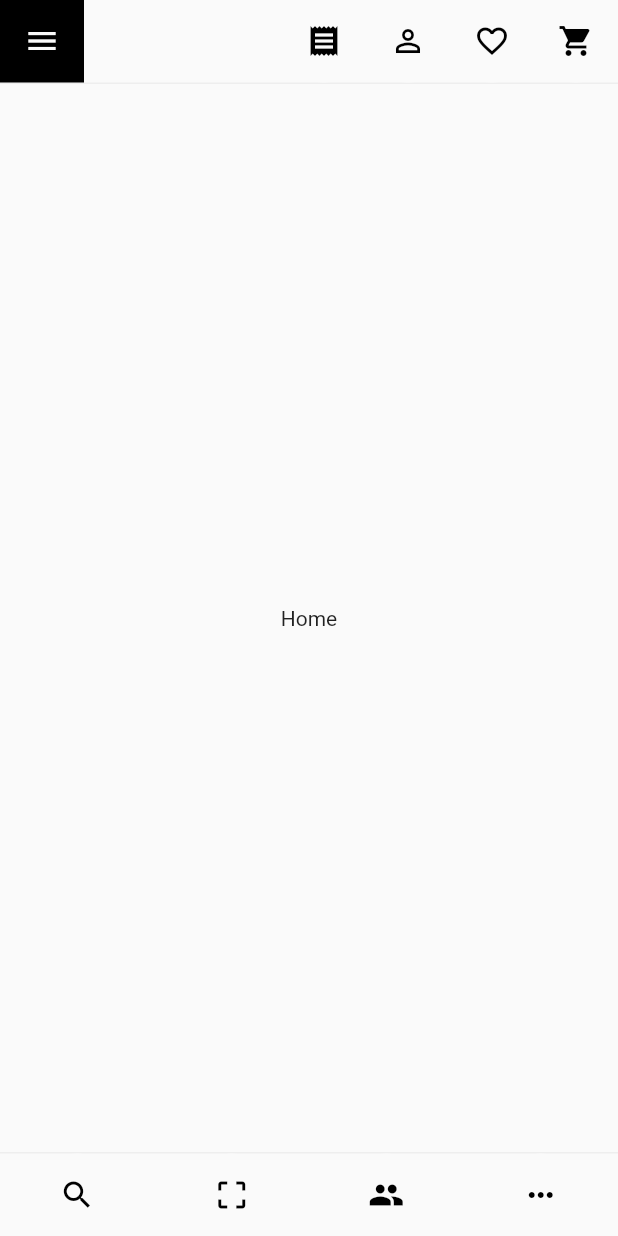
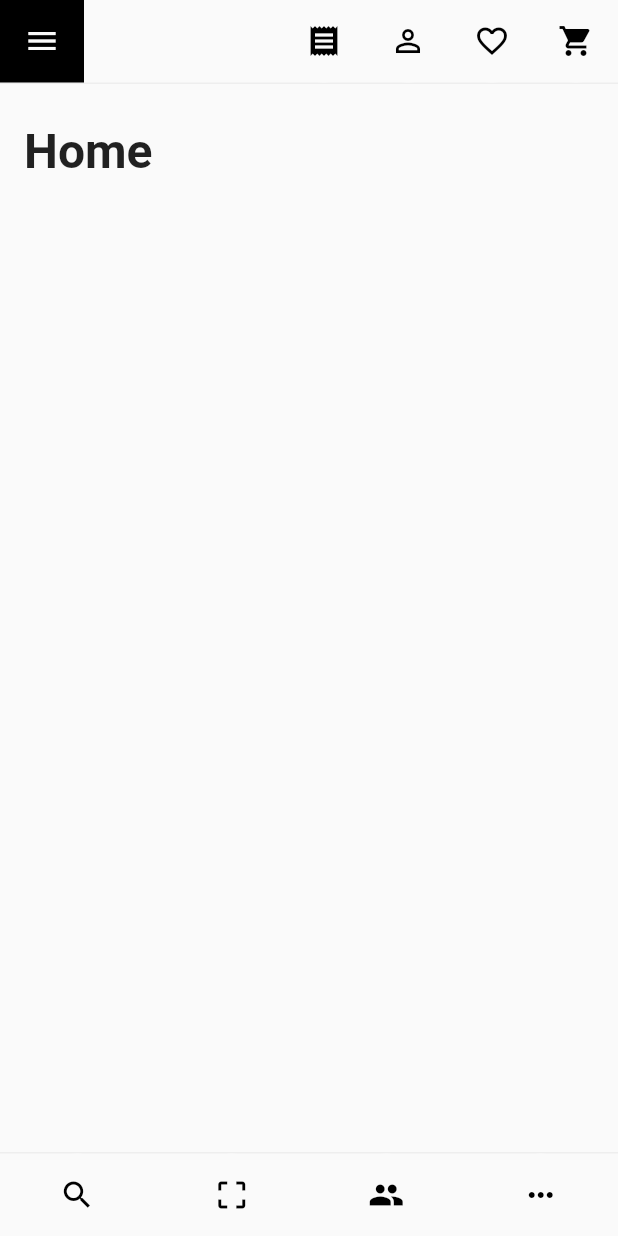
Before and after one commit to lorenzodianni/luxos, a Flutter app: the HomeView screen opened directly, on a phone screen of 412 x 824 dp. Run offline on Flutter 3.47's test engine with Material 2 defaults, Android fonts, the phone set to English and light mode, and no system bars; our stand-ins replace dio, fluro; statements that could not run were skipped.

Commit message:
refactor(app): mainAxisSpacing

```diff
--- a/lib/application/application.dart
+++ b/lib/application/application.dart
@@ -10,6 +10,8 @@ export 'product/product.dart';
 export 'basket/basket.dart';
 
 class Application {
+  static double mainAxisSpacing = 16;
+
   static Router router;
 
   static configureRoutes() {
--- a/lib/application/basket/basket_view.dart
+++ b/lib/application/basket/basket_view.dart
@@ -25,8 +25,10 @@ class BasketView extends StatelessWidget {
   @override
   Widget build(BuildContext context) {
     return LuxScaffold(
-      body: Center(
-        child: Text('Basket'),
+      body: Column(
+        children: <Widget>[
+          ViewTitle(title: 'Basket'),
+        ],
       ),
     );
   }
--- a/lib/application/home/home_view.dart
+++ b/lib/application/home/home_view.dart
@@ -26,9 +26,11 @@ class HomeView extends StatelessWidget {
   Widget build(BuildContext context) {
     return LuxScaffold(
       hasBackButton: false,
-      body: Center(
-        child: Text('Home'),
-      ),
+      body: Column(
+        children: <Widget>[
+          ViewTitle(title: 'Home'),
+        ],
+      )
     );
   }
 }
--- a/lib/shared/view_title.dart
+++ b/lib/shared/view_title.dart
@@ -1,4 +1,5 @@
 import 'package:flutter/material.dart';
+import 'package:luxos/application/application.dart';
 
 class ViewTitle extends StatelessWidget {
   final String title;
@@ -8,7 +9,12 @@ class ViewTitle extends StatelessWidget {
   @override
   Widget build(BuildContext context) {
     return Container(
-      padding: EdgeInsets.fromLTRB(10, 26, 10, 16),
+      padding: EdgeInsets.fromLTRB(
+        Application.mainAxisSpacing,
+        26,
+        Application.mainAxisSpacing,
+        16,
+      ),
       child: Text(
         title,
         style: TextStyle(
```
Also changed, not shown: lib/application/product/product_list_view.dart (+11 -2 lines).
